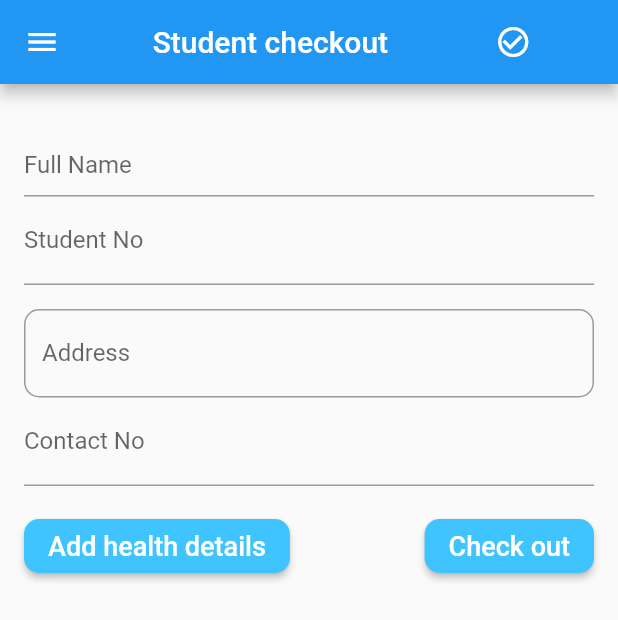
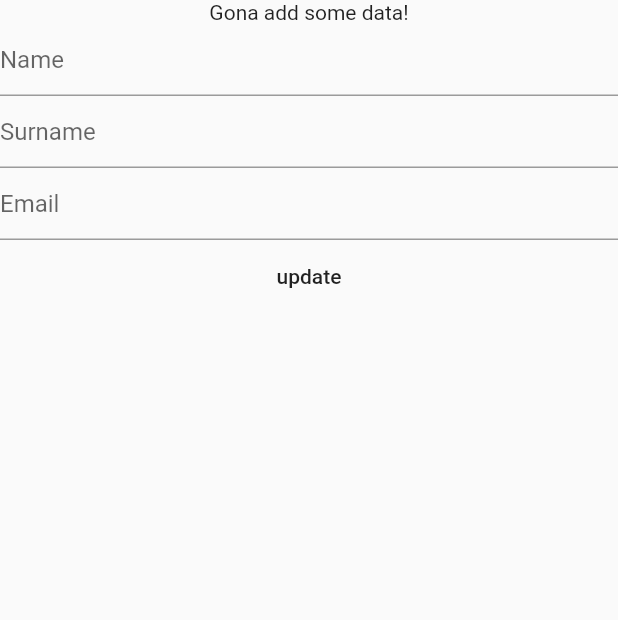
Before and after one commit to NkanyisoSigwaza/smartCheckin, a Flutter app: the screen it shows after launch, on a phone screen of 412 x 824 dp. Shown: the top 620 px of the screen. Run offline on Flutter 3.47's test engine with Material 2 defaults, Android fonts, the phone set to English and light mode, and no system bars; our stand-ins replace cloud_firestore; accounts and stored records are empty; key blocks and very long unbroken strings in the code were emptied for the run.

Commit message:
DummyScreen

```diff
--- /dev/null
+++ b/smartcheckin_/lib/Screens/DummyScreen.dart
@@ -0,0 +1,61 @@
+import 'package:flutter/material.dart';
+import 'package:provider/provider.dart';
+import 'package:smartcheckin_/States/DummyState.dart';
+
+class DummyScreen extends StatefulWidget {
+  @override
+  _DummyScreenState createState() => _DummyScreenState();
+}
+
+class _DummyScreenState extends State<DummyScreen> {
+  @override
+  Widget build(BuildContext context) {
+
+    final dummyStateScreen = Provider.of<DummyState>(context);
+
+    return Scaffold(
+      body: Column(
+        children: [
+          Text(
+            "Gona add some data!"
+          ),
+          TextFormField(
+            controller: dummyStateScreen.name,
+            decoration: InputDecoration(
+              hintText: "Name",
+
+            ),
+
+
+
+          ),
+          TextFormField(
+            controller: dummyStateScreen.Surname,
+            decoration: InputDecoration(
+                hintText: "Surname"
+            ),
+
+
+
+          ),
+          TextFormField(
+            controller: dummyStateScreen.email,
+            decoration: InputDecoration(
+                hintText: "Email"
+            ),
+
+
+
+          ),
+          FlatButton(
+            onPressed: ()async{
+             await dummyStateScreen.updateUserInfo();
+              dummyStateScreen.updateClicked();
+            },
+            child: Text("update"),
+          )
+        ],
+      ),
+    );
+  }
+}
--- /dev/null
+++ b/smartcheckin_/lib/States/DummyState.dart
@@ -0,0 +1,40 @@
+
+import 'package:cloud_firestore/cloud_firestore.dart';
+import 'package:flutter/cupertino.dart';
+
+class DummyState with ChangeNotifier{
+
+  TextEditingController name = TextEditingController();
+  TextEditingController Surname = TextEditingController();
+  TextEditingController email = TextEditingController();
+  DummyState(){
+
+  }
+
+  updateClicked(){
+    print(name.text);
+    print(Surname.text);
+    print(email.text);
+  }
+
+  updateUserInfo() async{
+
+    await Firestore.instance.collection("Users").add({
+      "name":name.text,
+      "surname": Surname.text,
+      "email":email.text,
+      "address":{
+        "firstAddress": "Ladysmith",
+        "seccondAddress": "CapeTown"
+      }
+    });
+  }
+
+
+
+
+
+
+
+
+}
--- a/smartcheckin_/lib/main.dart
+++ b/smartcheckin_/lib/main.dart
@@ -1,9 +1,12 @@
 import 'package:flutter/material.dart';
+import 'package:provider/provider.dart';
 //security screens
 import 'package:smartcheckin_/Models/healthDetails.dart';
+import 'package:smartcheckin_/Screens/DummyScreen.dart';
 import 'package:smartcheckin_/Screens/securityScreens/studentCheckOut.dart';
 import 'package:smartcheckin_/Screens/securityScreens/visitorCheckIn.dart';
 import 'package:smartcheckin_/Screens/securityScreens/visitorCheckOut.dart';
+import 'package:smartcheckin_/States/DummyState.dart';
 //welcome screens
 import 'Screens/welcomeScreens/HomeScreen.dart';
 //student screens
@@ -28,7 +31,10 @@ class MyApp extends StatelessWidget {
         primarySwatch: Colors.blue,
         visualDensity: VisualDensity.adaptivePlatformDensity,
       ),
-      home: StudentCheckOut(),
+      home: ChangeNotifierProvider.value(
+        value: DummyState(),
+          child: DummyScreen()
+      ),
       routes: {
       "/studentcheckout": (context) => StudentCheckOut(),
       "/visitorcheckout": (context) => VisitorCheckOut(),
--- a/smartcheckin_/pubspec.yaml
+++ b/smartcheckin_/pubspec.yaml
@@ -23,6 +23,8 @@ environment:
 dependencies:
   flutter:
     sdk: flutter
+  provider: ^4.3.2+2
+  cloud_firestore: ^0.14.1+2
 
 
   # The following adds the Cupertino Icons font to your application.
@@ -32,6 +34,7 @@ dependencies:
 dev_dependencies:
   flutter_test:
     sdk: flutter
+
 
 # For information on the generic Dart part of this file, see the
 # following page: https://dart.dev/tools/pub/pubspec
```
Also changed, not shown: smartcheckin_/pubspec.lock, 3 other files.
